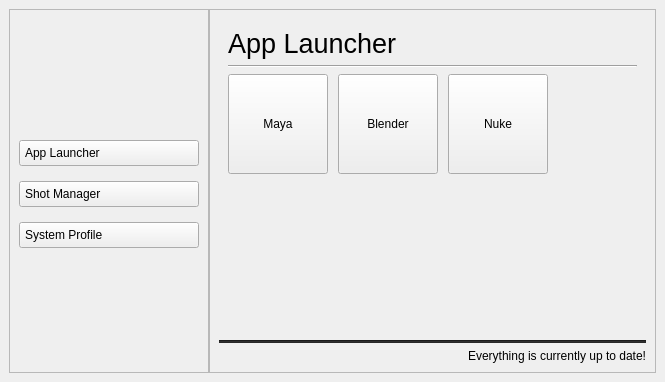
Before: the Qt Designer form resources/ui/main_window.ui in getmikyled/GLMPipelineHub, drawn with Qt 5.
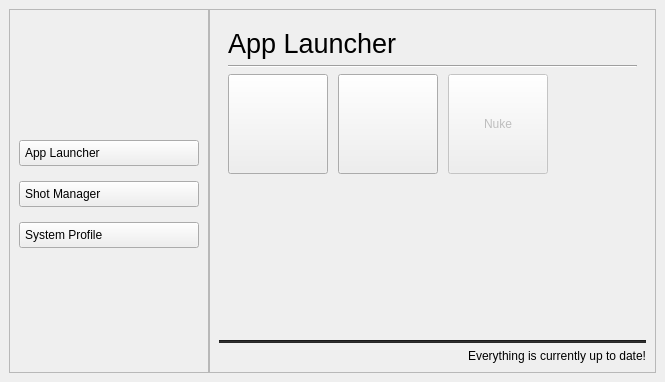
After: the same form once the commit is applied. The open tabs and pages were chosen to show the change. Icons and pictures are not drawn.

Patch:
```diff
--- a/resources/ui/main_window.ui
+++ b/resources/ui/main_window.ui
@@ -245,12 +245,21 @@
                   </size>
                  </property>
                  <property name="text">
-                  <string>Maya</string>
+                  <string/>
+                 </property>
+                 <property name="iconSize">
+                  <size>
+                   <width>75</width>
+                   <height>75</height>
+                  </size>
                  </property>
                 </widget>
                </item>
                <item row="0" column="2">
                 <widget class="QPushButton" name="nuke_launcher_button">
+                 <property name="enabled">
+                  <bool>false</bool>
+                 </property>
                  <property name="sizePolicy">
                   <sizepolicy hsizetype="Fixed" vsizetype="Fixed">
                    <horstretch>0</horstretch>
@@ -272,6 +281,12 @@
                  <property name="text">
                   <string>Nuke</string>
                  </property>
+                 <property name="iconSize">
+                  <size>
+                   <width>75</width>
+                   <height>75</height>
+                  </size>
+                 </property>
                 </widget>
                </item>
                <item row="0" column="1">
@@ -295,7 +310,13 @@
                   </size>
                  </property>
                  <property name="text">
-                  <string>Blender</string>
+                  <string/>
+                 </property>
+                 <property name="iconSize">
+                  <size>
+                   <width>75</width>
+                   <height>75</height>
+                  </size>
                  </property>
                 </widget>
                </item>
```
Left out of the diff: 7 changed lines with no effect on the pictures.
